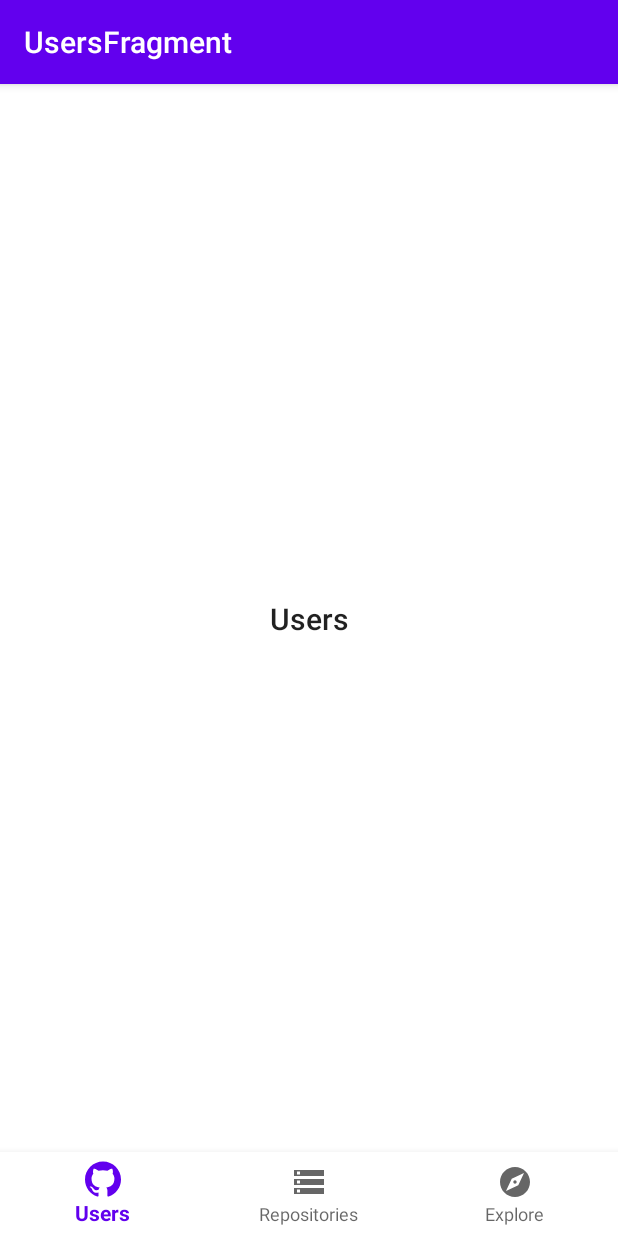
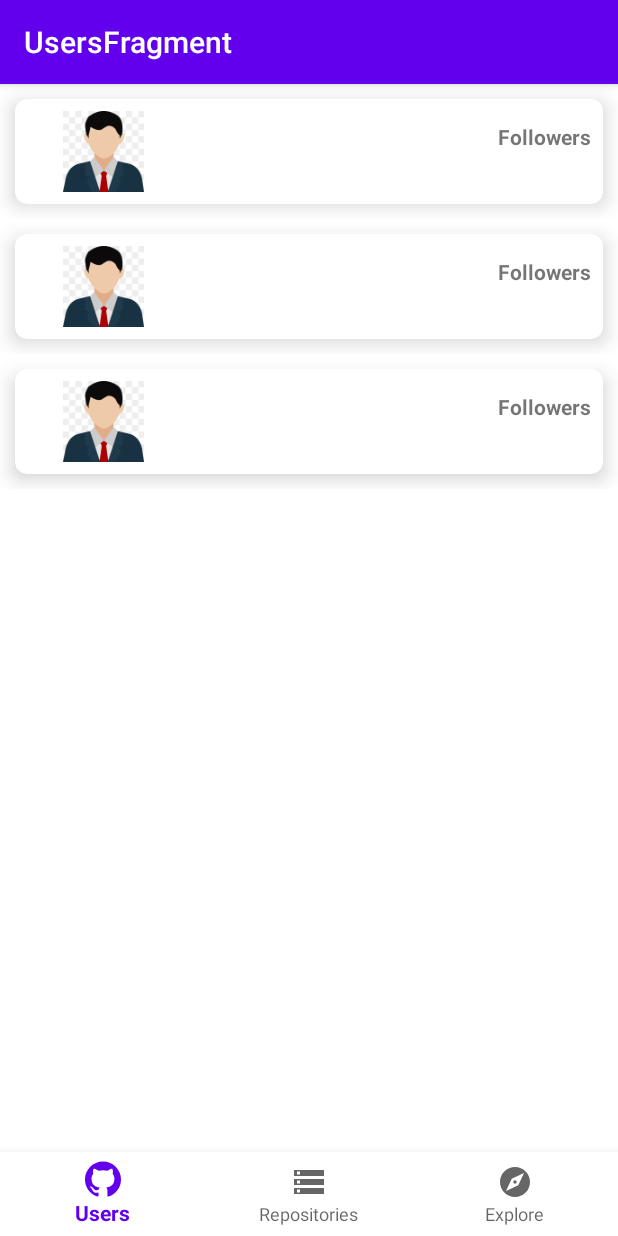
Before and after one commit to GoogleDevXProgram/GitRank, an Android app: the screen it shows after launch (MainActivity), on a phone screen of 412 x 824 dp. Run offline under Robolectric (Android 15) with nearby library versions, the phone set to English and light mode, and no system bars; our stand-ins replace data binding, navigation-ui; libraries missing offline, so code that uses them is left out: android.text; pictures from the network do not load.

Commit message:
setup TopUsers recyclerview

```diff
--- /dev/null
+++ b/app/src/main/java/com/example/gitrank/data/entities/TopUsers.kt
@@ -0,0 +1,13 @@
+package com.example.gitrank.data.entities
+
+/**
+ * [TopUsers] data class can also serve an entity class for our db,
+ * the parameters here are for test only to build out the ui and can be refactored later
+ * to match our API endpoints
+ */
+data class TopUsers(
+  val id: String,
+  val githubUsername: String,
+  val followers: String,
+  val avatarUrl: Int
+)
--- a/app/src/main/java/com/example/gitrank/ui/ExploreFragment.kt
+++ /dev/null
@@ -1,32 +0,0 @@
-package com.example.gitrank.ui
-
-import android.os.Bundle
-import androidx.fragment.app.Fragment
-import android.view.LayoutInflater
-import android.view.View
-import android.view.ViewGroup
-import androidx.appcompat.app.AppCompatActivity
-import androidx.navigation.NavController
-import androidx.navigation.Navigation
-import com.example.gitrank.databinding.FragmentExploreBinding
-
-
-class ExploreFragment : Fragment() {
-  lateinit var navController: NavController
-  lateinit var  exploreBinding: FragmentExploreBinding
-
-  override fun onCreateView(
-    inflater: LayoutInflater,
-    container: ViewGroup?,
-    savedInstanceState: Bundle?
-  ): View? {
-    exploreBinding = FragmentExploreBinding.inflate(layoutInflater, container, false)
-    return exploreBinding.root
-  }
-
-  override fun onViewCreated(view : View, savedInstanceState : Bundle?){
-    super.onViewCreated(view, savedInstanceState)
-    navController = Navigation.findNavController(view)
-  }
-
-}
--- /dev/null
+++ b/app/src/main/java/com/example/gitrank/ui/adapters/TopUsersAdapter.kt
@@ -0,0 +1,39 @@
+package com.example.gitrank.ui.adapters
+
+import android.view.LayoutInflater
+import android.view.ViewGroup
+import androidx.recyclerview.widget.RecyclerView
+import com.bumptech.glide.Glide
+import com.example.gitrank.data.entities.TopUsers
+import com.example.gitrank.databinding.ListItemTopUsersBinding
+
+class TopUsersAdapter(private val topUsersList: ArrayList<TopUsers>) :
+  RecyclerView.Adapter<TopUsersAdapter.TopUsersViewHolder>() {
+
+
+  override fun onCreateViewHolder(parent: ViewGroup, viewType: Int): TopUsersViewHolder =
+    TopUsersViewHolder(
+      ListItemTopUsersBinding.inflate(LayoutInflater.from(parent.context),
+        parent,
+        false)
+    )
+
+  override fun onBindViewHolder(holder: TopUsersViewHolder, position: Int) =
+    holder.bind(topUsersList[position])
+
+  override fun getItemCount(): Int = topUsersList.size
+
+  class TopUsersViewHolder(private val binding: ListItemTopUsersBinding) :
+    RecyclerView.ViewHolder(binding.root) {
+    fun bind(topUsers: TopUsers) {
+      binding.githubUserName.text = topUsers.githubUsername
+      binding.ranking.text = topUsers.id
+      binding.userFollowers.text = topUsers.followers
+
+      Glide.with(binding.userProfileAvatar.context)
+        .load(topUsers.avatarUrl)
+        .centerCrop()
+        .into(binding.userProfileAvatar)
+    }
+  }
+}
--- a/app/src/main/java/com/example/gitrank/ui/RepositoriesFragment.kt
+++ b/app/src/main/java/com/example/gitrank/ui/fragments/ExploreFragment.kt
@@ -1,4 +1,4 @@
-package com.example.gitrank.ui
+package com.example.gitrank.ui.fragments
 
 import android.os.Bundle
 import androidx.fragment.app.Fragment
@@ -8,21 +8,20 @@ import android.view.ViewGroup
 import androidx.appcompat.app.AppCompatActivity
 import androidx.navigation.NavController
 import androidx.navigation.Navigation
-import com.example.gitrank.databinding.FragmentRepositoriesBinding
-import com.example.gitrank.databinding.FragmentUsersBinding
+import com.example.gitrank.databinding.FragmentExploreBinding
 
 
-class RepositoriesFragment : Fragment() {
+class ExploreFragment : Fragment() {
   lateinit var navController: NavController
-  lateinit var  repositoriesBinding: FragmentRepositoriesBinding
+  lateinit var  exploreBinding: FragmentExploreBinding
 
   override fun onCreateView(
     inflater: LayoutInflater,
     container: ViewGroup?,
     savedInstanceState: Bundle?
   ): View? {
-    repositoriesBinding = FragmentRepositoriesBinding.inflate(layoutInflater, container, false)
-    return repositoriesBinding.root
+    exploreBinding = FragmentExploreBinding.inflate(layoutInflater, container, false)
+    return exploreBinding.root
   }
 
   override fun onViewCreated(view : View, savedInstanceState : Bundle?){
--- a/app/src/main/java/com/example/gitrank/ui/UsersFragment.kt
+++ b/app/src/main/java/com/example/gitrank/ui/fragments/RepositoriesFragment.kt
@@ -1,27 +1,26 @@
-package com.example.gitrank.ui
+package com.example.gitrank.ui.fragments
 
 import android.os.Bundle
-import androidx.fragment.app.Fragment
 import android.view.LayoutInflater
 import android.view.View
 import android.view.ViewGroup
-import androidx.appcompat.app.AppCompatActivity
+import androidx.fragment.app.Fragment
 import androidx.navigation.NavController
 import androidx.navigation.Navigation
-import com.example.gitrank.databinding.FragmentUsersBinding
+import com.example.gitrank.databinding.FragmentRepositoriesBinding
 
 
-class UsersFragment : Fragment() {
+class RepositoriesFragment : Fragment() {
   lateinit var navController: NavController
-  lateinit var  usersBinding: FragmentUsersBinding
+  lateinit var  repositoriesBinding: FragmentRepositoriesBinding
 
   override fun onCreateView(
     inflater: LayoutInflater,
     container: ViewGroup?,
     savedInstanceState: Bundle?
   ): View? {
-    usersBinding = FragmentUsersBinding.inflate(layoutInflater, container, false)
-    return usersBinding.root
+    repositoriesBinding = FragmentRepositoriesBinding.inflate(layoutInflater, container, false)
+    return repositoriesBinding.root
   }
 
   override fun onViewCreated(view : View, savedInstanceState : Bundle?){
--- /dev/null
+++ b/app/src/main/java/com/example/gitrank/ui/fragments/TopUsersFragment.kt
@@ -0,0 +1,78 @@
+package com.example.gitrank.ui.fragments
+
+import android.os.Bundle
+import android.view.LayoutInflater
+import android.view.View
+import android.view.ViewGroup
+import androidx.fragment.app.Fragment
+import androidx.navigation.NavController
+import androidx.navigation.Navigation
+import androidx.recyclerview.widget.LinearLayoutManager
+import com.example.gitrank.R
+import com.example.gitrank.data.entities.TopUsers
+import com.example.gitrank.databinding.FragmentTopUsersBinding
+import com.example.gitrank.ui.adapters.TopUsersAdapter
+
+
+class TopUsersFragment : Fragment() {
+  lateinit var navController: NavController
+  lateinit var  usersBinding: FragmentTopUsersBinding
+
+  override fun onCreateView(
+    inflater: LayoutInflater,
+    container: ViewGroup?,
+    savedInstanceState: Bundle?
+  ): View? {
+    usersBinding = FragmentTopUsersBinding.inflate(layoutInflater, container, false)
+    return usersBinding.root
+  }
+
+  override fun onViewCreated(view : View, savedInstanceState : Bundle?){
+    super.onViewCreated(view, savedInstanceState)
+    navController = Navigation.findNavController(view)
+
+    // add dummy data to recyclerview
+    setRecyclerData()
+  }
+
+  private fun setRecyclerData() {
+    /**
+     * a list of dummy top users for testing out the recyclerview
+     * should be deleted after integrating remote data
+     */
+    val dummyTopUsersList: ArrayList<TopUsers> = ArrayList()
+    dummyTopUsersList.apply {
+      add(
+        TopUsers(
+          "2",
+          "ugwulo",
+          "16",
+          R.drawable.sample_avatar
+        )
+      )
+      add(
+        TopUsers(
+          "1",
+          "jumaallan",
+          "1206",
+          R.drawable.sample_avatar
+        )
+      )
+      add(
+        TopUsers(
+          "3",
+          "Mikail",
+          "123406",
+          R.drawable.sample_avatar
+        )
+      )
+    }
+
+    val topUsersAdapter = TopUsersAdapter(dummyTopUsersList)
+    val linearLayoutManager = LinearLayoutManager(requireContext())
+    usersBinding.rvTopUsers.apply {
+      adapter = topUsersAdapter
+      layoutManager = linearLayoutManager
+    }
+  }
+}
--- a/app/src/main/res/layout/fragment_explore.xml
+++ b/app/src/main/res/layout/fragment_explore.xml
@@ -6,7 +6,7 @@
     android:layout_width="match_parent"
     android:layout_height="match_parent"
     android:background="@android:color/background_light"
-    tools:context="com.example.gitrank.ui.ExploreFragment">
+    tools:context="com.example.gitrank.ui.fragments.ExploreFragment">
 
     <TextView
         android:id="@+id/appbar_title"
--- a/app/src/main/res/layout/fragment_repositories.xml
+++ b/app/src/main/res/layout/fragment_repositories.xml
@@ -6,7 +6,7 @@
     android:layout_width="match_parent"
     android:layout_height="match_parent"
     android:background="@android:color/background_light"
-    tools:context="com.example.gitrank.ui.Repositories">
+    tools:context="com.example.gitrank.ui.fragments.RepositoriesFragment">
 
     <TextView
         android:id="@+id/appbar_title"
--- /dev/null
+++ b/app/src/main/res/layout/fragment_top_users.xml
@@ -0,0 +1,18 @@
+<?xml version="1.0" encoding="utf-8"?>
+<androidx.constraintlayout.widget.ConstraintLayout
+    xmlns:android="http://schemas.android.com/apk/res/android"
+    xmlns:tools="http://schemas.android.com/tools"
+    android:id="@+id/constraintLayout"
+    android:layout_width="match_parent"
+    android:layout_height="match_parent"
+    android:background="@android:color/background_light"
+    tools:context="com.example.gitrank.ui.fragments.TopUsersFragment">
+
+    <androidx.recyclerview.widget.RecyclerView
+        android:id="@+id/rv_top_users"
+        android:layout_width="match_parent"
+        android:layout_height="match_parent"
+        tools:listitem="@layout/list_item_top_users"
+        tools:itemCount="10"/>
+
+</androidx.constraintlayout.widget.ConstraintLayout>
--- a/app/src/main/res/layout/fragment_users.xml
+++ /dev/null
@@ -1,22 +0,0 @@
-<?xml version="1.0" encoding="utf-8"?>
-<androidx.constraintlayout.widget.ConstraintLayout xmlns:android="http://schemas.android.com/apk/res/android"
-    xmlns:app="http://schemas.android.com/apk/res-auto"
-    xmlns:tools="http://schemas.android.com/tools"
-    android:id="@+id/constraintLayout"
-    android:layout_width="match_parent"
-    android:layout_height="match_parent"
-    android:background="@android:color/background_light"
-    tools:context="com.example.gitrank.ui.Users">
-
-    <TextView
-        android:id="@+id/appbar_title"
-        style="@style/TextAppearance.AppCompat.Widget.ActionBar.Title"
-        android:layout_width="wrap_content"
-        android:layout_height="wrap_content"
-        android:text="@string/title_users"
-        app:layout_constraintBottom_toBottomOf="parent"
-        app:layout_constraintEnd_toEndOf="parent"
-        app:layout_constraintStart_toStartOf="parent"
-        app:layout_constraintTop_toTopOf="parent" />
-
-</androidx.constraintlayout.widget.ConstraintLayout>
--- /dev/null
+++ b/app/src/main/res/layout/list_item_top_users.xml
@@ -0,0 +1,106 @@
+<?xml version="1.0" encoding="utf-8"?>
+<layout xmlns:android="http://schemas.android.com/apk/res/android"
+    xmlns:app="http://schemas.android.com/apk/res-auto"
+    xmlns:tools="http://schemas.android.com/tools">
+    <data>
+        <import type="android.text.TextUtils" />
+
+        <import type="android.view.View" />
+
+        <variable name="topUser" type="com.example.gitrank.data.entities.TopUsers"/>
+    </data>
+
+    <LinearLayout
+        android:layout_width="match_parent"
+        android:layout_height="wrap_content">
+
+        <androidx.cardview.widget.CardView
+            android:id="@+id/cv_self_service"
+            android:layout_width="0dp"
+            android:layout_height="wrap_content"
+            android:layout_margin="10dp"
+            android:layout_marginStart="16dp"
+            android:layout_marginEnd="16dp"
+            android:layout_weight="1"
+            app:cardCornerRadius="8dp"
+            app:cardElevation="8dp">
+
+            <RelativeLayout
+                android:layout_width="match_parent"
+                android:layout_height="wrap_content"
+                android:orientation="horizontal">
+
+                <LinearLayout
+                    android:layout_marginStart="16dp"
+                    android:layout_width="wrap_content"
+                    android:layout_height="wrap_content"
+                    android:orientation="horizontal">
+
+                    <TextView
+                        android:id="@+id/ranking"
+                        android:layout_gravity="center"
+                        android:layout_width="wrap_content"
+                        android:layout_height="wrap_content"
+                        android:padding="4dp"
+                        tools:text="10"
+                        android:text="@{topUser.id}"
+                        android:textStyle="bold" />
+
+                    <ImageView
+                        android:id="@+id/user_profile_avatar"
+                        android:layout_gravity="center"
+                        android:layout_marginEnd="8dp"
+                        android:layout_width="70dp"
+                        android:layout_height="70dp"
+                        android:src="@{topUser.avatarUrl}"
+                        android:contentDescription="user avatar"
+                        tools:src="@tools:sample/avatars"
+                        android:padding="8dp"
+                        />
+
+                    <TextView
+                        android:id="@+id/githubUserName"
+                        android:layout_gravity="center"
+                        android:layout_width="wrap_content"
+                        android:layout_height="wrap_content"
+                        android:padding="4dp"
+                        android:ellipsize="end"
+                        android:maxLines="1"
+                        android:singleLine="true"
+                        android:text="@{topUser.githubUsername}"
+                        tools:text="@tools:sample/first_names" />
+
+                </LinearLayout>
+
+                <LinearLayout
+                    android:layout_centerInParent="true"
+                    android:layout_width="wrap_content"
+                    android:layout_height="wrap_content"
+                    android:orientation="vertical"
+                    android:layout_alignParentEnd="true"
+                    android:layout_marginEnd="8dp">
+
+                    <TextView
+                        android:id="@+id/txt_followers"
+                        android:layout_width="wrap_content"
+                        android:layout_height="wrap_content"
+                        android:text="@string/txt_followers"
+                        tools:text="@string/txt_followers"
+                        android:textStyle="bold"
+                        android:layout_gravity="center"
+                        />
+
+                    <TextView
+                        android:id="@+id/userFollowers"
+                        android:layout_width="wrap_content"
+                        android:layout_height="wrap_content"
+                        android:text="@{topUser.followers}"
+                        tools:text="@tools:sample/us_zipcodes"
+                        android:layout_gravity="center"
+                        />
+                </LinearLayout>
+
+            </RelativeLayout>
+        </androidx.cardview.widget.CardView>
+    </LinearLayout>
+</layout>
--- a/app/src/main/res/navigation/nav_graph_explore.xml
+++ b/app/src/main/res/navigation/nav_graph_explore.xml
@@ -7,6 +7,6 @@
 
     <fragment
         android:id="@+id/exploreFragment"
-        android:name="com.example.gitrank.ui.ExploreFragment"
+        android:name="com.example.gitrank.ui.fragments.ExploreFragment"
         android:label="ExploreFragment" />
 </navigation>
--- a/app/src/main/res/navigation/nav_graph_repositories.xml
+++ b/app/src/main/res/navigation/nav_graph_repositories.xml
@@ -6,6 +6,6 @@
 
     <fragment
         android:id="@+id/repositoriesFragment"
-        android:name="com.example.gitrank.ui.RepositoriesFragment"
+        android:name="com.example.gitrank.ui.fragments.RepositoriesFragment"
         android:label="RepositoriesFragment" />
 </navigation>
--- a/app/src/main/res/navigation/nav_graph_users.xml
+++ b/app/src/main/res/navigation/nav_graph_users.xml
@@ -7,7 +7,7 @@
 
     <fragment
         android:id="@+id/usersFragment"
-        android:name="com.example.gitrank.ui.UsersFragment"
+        android:name="com.example.gitrank.ui.fragments.TopUsersFragment"
         android:label="UsersFragment" >
     </fragment>
 </navigation>
--- a/app/src/main/res/values/strings.xml
+++ b/app/src/main/res/values/strings.xml
@@ -3,6 +3,7 @@
     <string name="title_users">Users</string>
     <string name="title_repositories">Repositories</string>
     <string name="title_explore">Explore</string>
+    <string name="txt_followers">Followers</string>
     <!-- TODO: Remove or change this placeholder text -->
     <string name="hello_blank_fragment">Hello blank fragment</string>
 </resources>
--- a/buildSrc/src/main/java/DependencyVersions.kt
+++ b/buildSrc/src/main/java/DependencyVersions.kt
@@ -14,7 +14,7 @@ object DependencyVersions {
     val indicatorVersion = "1.2.0"
 
     val glideVersion = "4.11.0"
-    val androidRoomVersion = "2.2.6"
+    val androidRoomVersion = "2.3.0-alpha04"
     val navVersion = "2.3.0"
 
     val hiltVersion = "2.31.2-alpha"
```
Also changed, not shown: app/build.gradle.kts (+5 -2 lines), app/src/main/res/drawable/sample_avatar.jpg (added).
